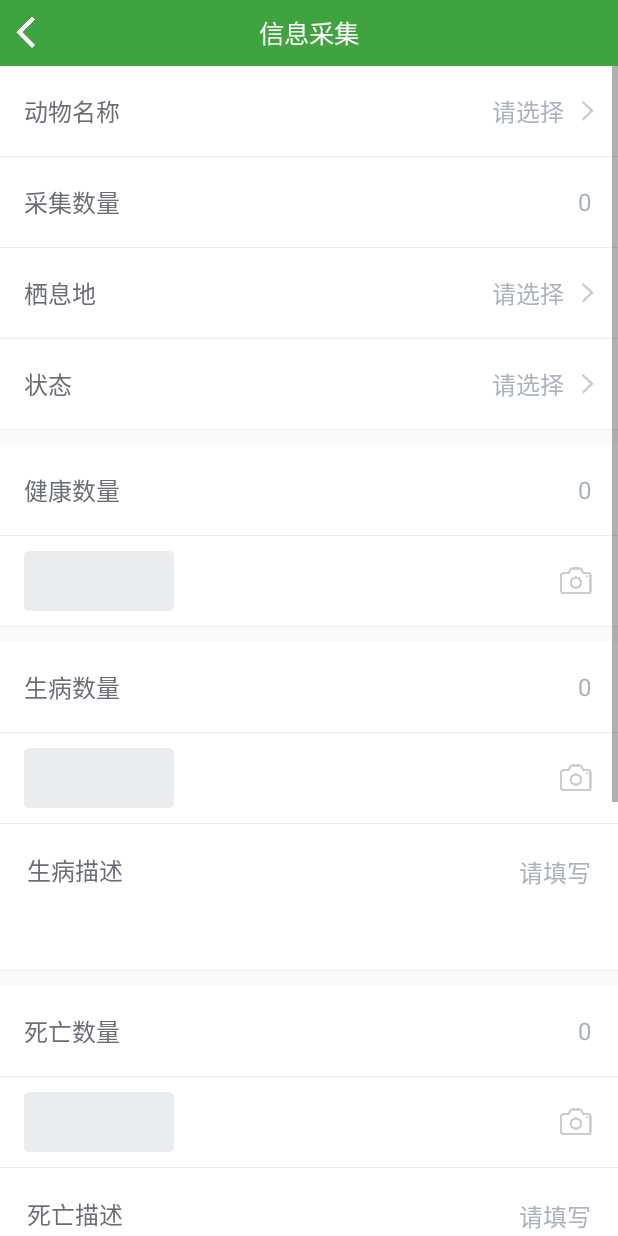
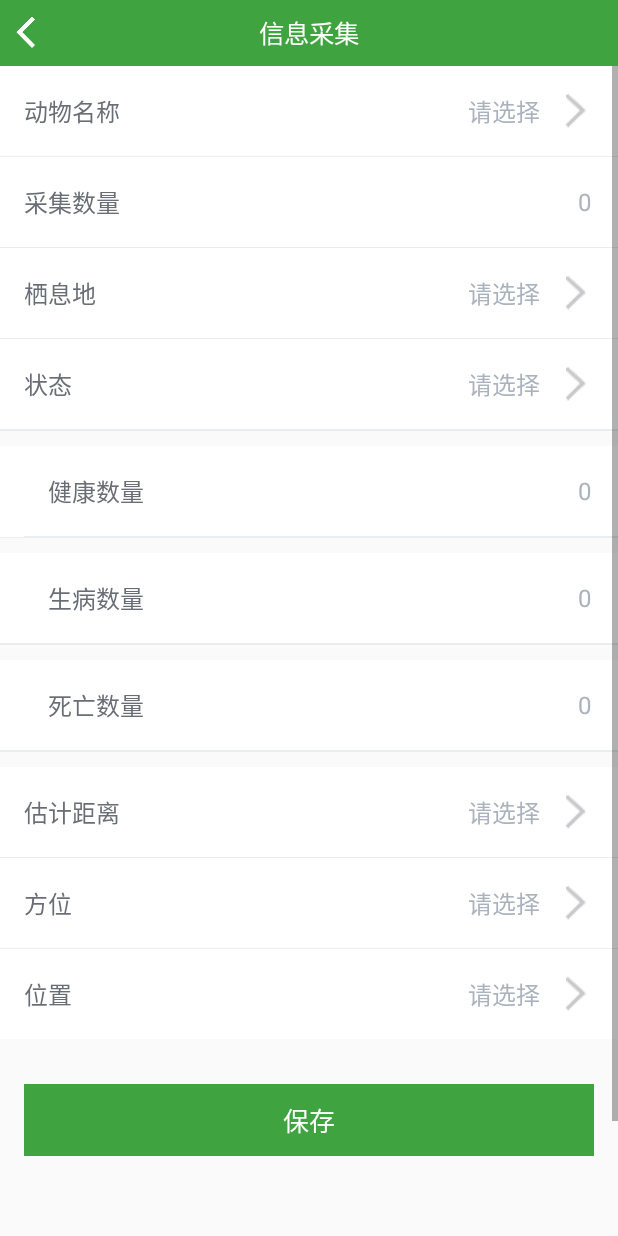
Before and after one commit to wodis/Animal, an Android app: the UpActivity screen opened directly, with no data from a screen before it, on a phone screen of 412 x 824 dp. Run offline under Robolectric (Android 15) with nearby library versions, the phone set to English and light mode, and no system bars; our stand-ins replace ButterKnife; libraries missing offline, so code that uses them is left out: com.blankj.utilcode, rx.android.schedulers, rx.functions, rx.schedulers; pictures from the network do not load.

Commit message:
采集信息样式修改

```diff
--- a/app/src/main/java/com/openwudi/animal/activity/UpActivity.java
+++ b/app/src/main/java/com/openwudi/animal/activity/UpActivity.java
@@ -5,13 +5,17 @@ import android.content.Intent;
 import android.os.Bundle;
 import android.support.annotation.Nullable;
 import android.support.v7.app.AlertDialog;
+import android.text.Editable;
 import android.text.InputType;
 import android.text.TextUtils;
+import android.text.TextWatcher;
 import android.view.View;
 import android.widget.ImageView;
-import android.widget.RelativeLayout;
+import android.widget.LinearLayout;
 import android.widget.TextView;
 
+import com.blankj.utilcode.utils.RegexUtils;
+import com.blankj.utilcode.utils.ToastUtils;
 import com.bumptech.glide.Glide;
 import com.luck.picture.lib.PictureSelector;
 import com.luck.picture.lib.compress.Luban;
@@ -33,6 +37,8 @@ import java.util.List;
 
 import butterknife.BindView;
 import butterknife.ButterKnife;
+
+import static com.blankj.utilcode.utils.ConstUtils.REGEX_POSITIVE_INTEGER;
 
 /**
  * Created by diwu on 17/7/14.
@@ -69,22 +75,32 @@ public class UpActivity extends BaseActivity implements UpContract.View, View.On
     ImageView picIv;
     @BindView(R.id.health_left_iv)
     ImageView healthLeftIv;
-    @BindView(R.id.health_layout)
-    RelativeLayout healthLayout;
     @BindView(R.id.ill_left_iv)
     ImageView illLeftIv;
-    @BindView(R.id.ill_layout)
-    RelativeLayout illLayout;
     @BindView(R.id.death_left_iv)
     ImageView deathLeftIv;
-    @BindView(R.id.death_layout)
-    RelativeLayout deathLayout;
     @BindView(R.id.save_tv)
     TextView saveTv;
     @BindView(R.id.submit_tv)
     TextView submitTv;
     @BindView(R.id.siwangshuliang)
     TableCellView siwangshuliang;
+    @BindView(R.id.jiangkangtupian)
+    TableCellView jiangkangtupian;
+    @BindView(R.id.shengbingtupian)
+    TableCellView shengbingtupian;
+    @BindView(R.id.siwangtupian)
+    TableCellView siwangtupian;
+    @BindView(R.id.shengbingmiaoshu)
+    LinearLayout shengbingmiaoshu;
+    @BindView(R.id.siwangmiaoshu)
+    LinearLayout siwangmiaoshu;
+    @BindView(R.id.pic_line)
+    View picLine;
+    @BindView(R.id.shengbingline)
+    View shengbingline;
+    @BindView(R.id.siwangline)
+    View siwangline;
 
     private String pic;
 
@@ -130,14 +146,81 @@ public class UpActivity extends BaseActivity implements UpContract.View, View.On
         juli.setOnClickListener(this);
         fangwei.setOnClickListener(this);
         weizhi.setOnClickListener(this);
-        healthLayout.setOnClickListener(this);
-        illLayout.setOnClickListener(this);
-        deathLayout.setOnClickListener(this);
+        jiangkangtupian.setOnClickListener(this);
+        shengbingtupian.setOnClickListener(this);
+        siwangtupian.setOnClickListener(this);
         saveTv.setOnClickListener(this);
         submitTv.setOnClickListener(this);
         healthLeftIv.setOnClickListener(this);
         illLeftIv.setOnClickListener(this);
         deathLeftIv.setOnClickListener(this);
+
+        jiangkangshuliang.getmInputEt().addTextChangedListener(new TextWatcher() {
+            @Override
+            public void beforeTextChanged(CharSequence s, int start, int count, int after) {
+
+            }
+
+            @Override
+            public void onTextChanged(CharSequence s, int start, int before, int count) {
+                checkNumber(s);
+                healthLeftIv.setVisibility(s.length() > 0 ? View.VISIBLE : View.GONE);
+                jiangkangtupian.setVisibility(s.length() > 0 ? View.VISIBLE : View.GONE);
+            }
+
+            @Override
+            public void afterTextChanged(Editable s) {
+
+            }
+        });
+
+        shengbingshuliang.getmInputEt().addTextChangedListener(new TextWatcher() {
+            @Override
+            public void beforeTextChanged(CharSequence s, int start, int count, int after) {
+
+            }
+
+            @Override
+            public void onTextChanged(CharSequence s, int start, int before, int count) {
+                checkNumber(s);
+                illLeftIv.setVisibility(s.length() > 0 ? View.VISIBLE : View.GONE);
+                shengbingtupian.setVisibility(s.length() > 0 ? View.VISIBLE : View.GONE);
+                shengbingmiaoshu.setVisibility(s.length() > 0 ? View.VISIBLE : View.GONE);
+                shengbingline.setVisibility(s.length() > 0 ? View.VISIBLE : View.GONE);
+            }
+
+            @Override
+            public void afterTextChanged(Editable s) {
+
+            }
+        });
+
+        siwangshuliang.getmInputEt().addTextChangedListener(new TextWatcher() {
+            @Override
+            public void beforeTextChanged(CharSequence s, int start, int count, int after) {
+
+            }
+
+            @Override
+            public void onTextChanged(CharSequence s, int start, int before, int count) {
+                checkNumber(s);
+                deathLeftIv.setVisibility(s.length() > 0 ? View.VISIBLE : View.GONE);
+                siwangtupian.setVisibility(s.length() > 0 ? View.VISIBLE : View.GONE);
+                siwangmiaoshu.setVisibility(s.length() > 0 ? View.VISIBLE : View.GONE);
+                siwangline.setVisibility(s.length() > 0 ? View.VISIBLE : View.GONE);
+            }
+
+            @Override
+            public void afterTextChanged(Editable s) {
+
+            }
+        });
+    }
+
+    private void checkNumber(CharSequence s) {
+        if (!RegexUtils.isMatch(REGEX_POSITIVE_INTEGER, s)) {
+            ToastUtils.showShortToast(mContext, "请输入正确的数字");
+        }
     }
 
     @Override
@@ -176,13 +259,13 @@ public class UpActivity extends BaseActivity implements UpContract.View, View.On
                 picIntent.putExtra("pic", pic);
                 startActivity(picIntent);
                 break;
-            case R.id.health_layout:
+            case R.id.jiangkangtupian:
                 startAlbum(REQ_CODE_HEALTH_PIC);
                 break;
-            case R.id.ill_layout:
+            case R.id.shengbingtupian:
                 startAlbum(REQ_CODE_ILL_PIC);
                 break;
-            case R.id.death_layout:
+            case R.id.siwangtupian:
                 startAlbum(REQ_CODE_DEATH_PIC);
                 break;
             case R.id.submit_tv:
--- a/app/src/main/res/layout/activity_up.xml
+++ b/app/src/main/res/layout/activity_up.xml
@@ -80,30 +80,19 @@
 
             <View style="@style/Widget.Divider" />
 
-            <com.openwudi.animal.view.TableCellView
-                android:id="@+id/jiangkangshuliang"
+            <View style="@style/Widget.Divider" />
+
+            <RelativeLayout
                 android:layout_width="match_parent"
                 android:layout_height="wrap_content"
                 android:layout_marginTop="10dp"
-                app:tcv_right_drawable="@drawable/icon_arrow"
-                app:tcv_right_hint="0"
-                app:tcv_title="健康数量"
-                app:tcv_type="input" />
-
-            <View style="@style/Widget.Divider" />
-
-            <RelativeLayout
-                android:id="@+id/health_layout"
-                android:layout_width="match_parent"
-                android:layout_height="@dimen/cell_height"
                 android:background="@color/color6"
-                android:paddingLeft="@dimen/default_padding_normal"
-                android:paddingRight="@dimen/default_padding_normal">
+                android:paddingLeft="@dimen/default_padding_normal">
 
                 <ImageView
                     android:id="@+id/health_left_iv"
                     android:layout_width="100dp"
-                    android:layout_height="match_parent"
+                    android:layout_height="100dp"
                     android:layout_alignParentLeft="true"
                     android:layout_alignParentStart="true"
                     android:layout_centerVertical="true"
@@ -111,47 +100,51 @@
                     android:layout_marginTop="10dp"
                     android:background="@drawable/bg_round_corner_color10"
                     android:scaleType="centerCrop"
-                    android:visibility="visible" />
+                    android:visibility="gone" />
 
-                <ImageView
-                    android:layout_width="24dp"
-                    android:layout_height="24dp"
-                    android:layout_alignParentEnd="true"
-                    android:layout_alignParentRight="true"
-                    android:layout_centerVertical="true"
-                    android:layout_marginLeft="12dp"
-                    android:layout_marginStart="12dp"
-                    android:src="@drawable/icon_cams"
-                    android:visibility="visible" />
+                <LinearLayout
+                    android:layout_width="match_parent"
+                    android:layout_height="match_parent"
+                    android:layout_toRightOf="@id/health_left_iv"
+                    android:orientation="vertical">
+
+                    <com.openwudi.animal.view.TableCellView
+                        android:id="@+id/jiangkangshuliang"
+                        android:layout_width="match_parent"
+                        android:layout_height="wrap_content"
+                        app:tcv_right_drawable="@drawable/icon_arrow"
+                        app:tcv_right_hint="0"
+                        app:tcv_title="健康数量"
+                        app:tcv_type="input" />
+
+                    <View style="@style/Widget.Divider" />
+
+                    <com.openwudi.animal.view.TableCellView
+                        android:id="@+id/jiangkangtupian"
+                        android:layout_width="match_parent"
+                        android:layout_height="wrap_content"
+                        android:visibility="gone"
+                        app:tcv_right_drawable="@drawable/icon_cams"
+                        app:tcv_title="健康图片"
+                        app:tcv_type="indicator" />
+
+                </LinearLayout>
 
             </RelativeLayout>
 
             <View style="@style/Widget.Divider" />
 
-            <com.openwudi.animal.view.TableCellView
-                android:id="@+id/shengbingshuliang"
+            <RelativeLayout
                 android:layout_width="match_parent"
                 android:layout_height="wrap_content"
                 android:layout_marginTop="10dp"
-                app:tcv_right_drawable="@drawable/icon_arrow"
-                app:tcv_right_hint="0"
-                app:tcv_title="生病数量"
-                app:tcv_type="input" />
-
-            <View style="@style/Widget.Divider" />
-
-            <RelativeLayout
-                android:id="@+id/ill_layout"
-                android:layout_width="match_parent"
-                android:layout_height="@dimen/cell_height"
                 android:background="@color/color6"
-                android:paddingLeft="@dimen/default_padding_normal"
-                android:paddingRight="@dimen/default_padding_normal">
+                android:paddingLeft="@dimen/default_padding_normal">
 
                 <ImageView
                     android:id="@+id/ill_left_iv"
                     android:layout_width="100dp"
-                    android:layout_height="match_parent"
+                    android:layout_height="100dp"
                     android:layout_alignParentLeft="true"
                     android:layout_alignParentStart="true"
                     android:layout_centerVertical="true"
@@ -159,31 +152,53 @@
                     android:layout_marginTop="10dp"
                     android:background="@drawable/bg_round_corner_color10"
                     android:scaleType="centerCrop"
-                    android:visibility="visible" />
+                    android:visibility="gone" />
 
-                <ImageView
-                    android:layout_width="24dp"
-                    android:layout_height="24dp"
-                    android:layout_alignParentEnd="true"
-                    android:layout_alignParentRight="true"
-                    android:layout_centerVertical="true"
-                    android:layout_marginLeft="12dp"
-                    android:layout_marginStart="12dp"
-                    android:src="@drawable/icon_cams"
-                    android:visibility="visible" />
+                <LinearLayout
+                    android:layout_width="match_parent"
+                    android:layout_height="match_parent"
+                    android:layout_toRightOf="@id/ill_left_iv"
+                    android:orientation="vertical">
+
+                    <com.openwudi.animal.view.TableCellView
+                        android:id="@+id/shengbingshuliang"
+                        android:layout_width="match_parent"
+                        android:layout_height="wrap_content"
+                        app:tcv_right_drawable="@drawable/icon_arrow"
+                        app:tcv_right_hint="0"
+                        app:tcv_title="生病数量"
+                        app:tcv_type="input" />
+
+                    <View
+                        android:id="@+id/shengbingline"
+                        style="@style/Widget.Divider"
+                        android:visibility="gone" />
+
+                    <com.openwudi.animal.view.TableCellView
+                        android:id="@+id/shengbingtupian"
+                        android:layout_width="match_parent"
+                        android:layout_height="wrap_content"
+                        android:visibility="gone"
+                        app:tcv_right_drawable="@drawable/icon_cams"
+                        app:tcv_title="生病图片"
+                        app:tcv_type="indicator" />
+
+                </LinearLayout>
 
             </RelativeLayout>
 
             <View style="@style/Widget.Divider" />
 
             <LinearLayout
+                android:id="@+id/shengbingmiaoshu"
                 android:layout_width="match_parent"
                 android:layout_height="wrap_content"
                 android:background="@color/color6"
                 android:focusable="true"
                 android:focusableInTouchMode="true"
                 android:orientation="horizontal"
-                android:padding="@dimen/default_padding_normal">
+                android:padding="@dimen/default_padding_normal"
+                android:visibility="gone">
 
                 <TextView
                     style="@style/TextAppearance.Cell.Title"
@@ -208,30 +223,17 @@
 
             <View style="@style/Widget.Divider" />
 
-            <com.openwudi.animal.view.TableCellView
-                android:id="@+id/siwangshuliang"
+            <RelativeLayout
                 android:layout_width="match_parent"
                 android:layout_height="wrap_content"
                 android:layout_marginTop="10dp"
-                app:tcv_right_drawable="@drawable/icon_arrow"
-                app:tcv_right_hint="0"
-                app:tcv_title="死亡数量"
-                app:tcv_type="input" />
-
-            <View style="@style/Widget.Divider" />
-
-            <RelativeLayout
-                android:id="@+id/death_layout"
-                android:layout_width="match_parent"
-                android:layout_height="@dimen/cell_height"
                 android:background="@color/color6"
-                android:paddingLeft="@dimen/default_padding_normal"
-                android:paddingRight="@dimen/default_padding_normal">
+                android:paddingLeft="@dimen/default_padding_normal">
 
                 <ImageView
                     android:id="@+id/death_left_iv"
                     android:layout_width="100dp"
-                    android:layout_height="match_parent"
+                    android:layout_height="100dp"
                     android:layout_alignParentLeft="true"
                     android:layout_alignParentStart="true"
                     android:layout_centerVertical="true"
@@ -239,31 +241,53 @@
                     android:layout_marginTop="10dp"
                     android:background="@drawable/bg_round_corner_color10"
                     android:scaleType="centerCrop"
-                    android:visibility="visible" />
+                    android:visibility="gone" />
 
-                <ImageView
-                    android:layout_width="24dp"
-                    android:layout_height="24dp"
-                    android:layout_alignParentEnd="true"
-                    android:layout_alignParentRight="true"
-                    android:layout_centerVertical="true"
-                    android:layout_marginLeft="12dp"
-                    android:layout_marginStart="12dp"
-                    android:src="@drawable/icon_cams"
-                    android:visibility="visible" />
+                <LinearLayout
+                    android:layout_width="match_parent"
+                    android:layout_height="match_parent"
+                    android:layout_toRightOf="@id/death_left_iv"
+                    android:orientation="vertical">
+
+                    <com.openwudi.animal.view.TableCellView
+                        android:id="@+id/siwangshuliang"
+                        android:layout_width="match_parent"
+                        android:layout_height="wrap_content"
+                        app:tcv_right_drawable="@drawable/icon_arrow"
+                        app:tcv_right_hint="0"
+                        app:tcv_title="死亡数量"
+                        app:tcv_type="input" />
+
+                    <View
+                        android:id="@+id/siwangline"
+                        style="@style/Widget.Divider"
+                        android:visibility="gone" />
+
+                    <com.openwudi.animal.view.TableCellView
+                        android:id="@+id/siwangtupian"
+                        android:layout_width="match_parent"
+                        android:layout_height="wrap_content"
+                        android:visibility="gone"
+                        app:tcv_right_drawable="@drawable/icon_cams"
+                        app:tcv_title="死亡图片"
+                        app:tcv_type="indicator" />
+
+                </LinearLayout>
 
             </RelativeLayout>
 
             <View style="@style/Widget.Divider" />
 
             <LinearLayout
+                android:id="@+id/siwangmiaoshu"
                 android:layout_width="match_parent"
                 android:layout_height="wrap_content"
                 android:background="@color/color6"
                 android:focusable="true"
                 android:focusableInTouchMode="true"
                 android:orientation="horizontal"
-                android:padding="@dimen/default_padding_normal">
+                android:padding="@dimen/default_padding_normal"
+                android:visibility="gone">
 
                 <TextView
                     style="@style/TextAppearance.Cell.Title"
--- a/app/src/main/res/layout/table_cell_view.xml
+++ b/app/src/main/res/layout/table_cell_view.xml
@@ -9,7 +9,7 @@
 
     <ImageView
         android:id="@+id/right_iv"
-        android:layout_width="wrap_content"
+        android:layout_width="24dp"
         android:layout_height="24dp"
         android:layout_alignParentEnd="true"
         android:layout_alignParentRight="true"
```
